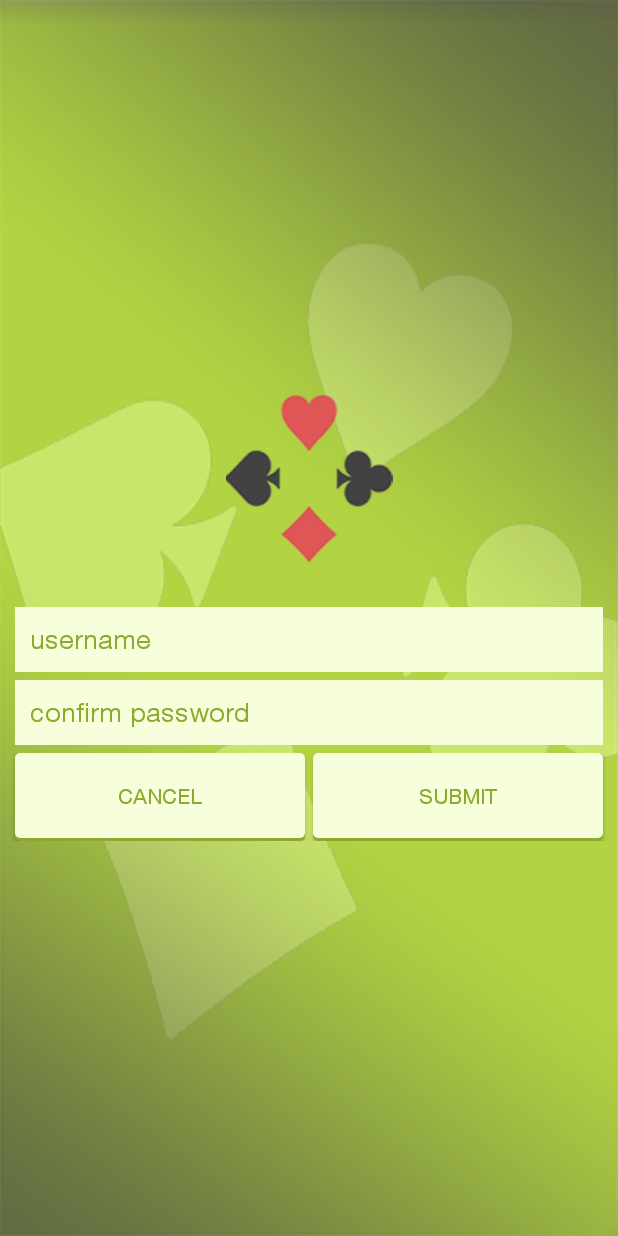
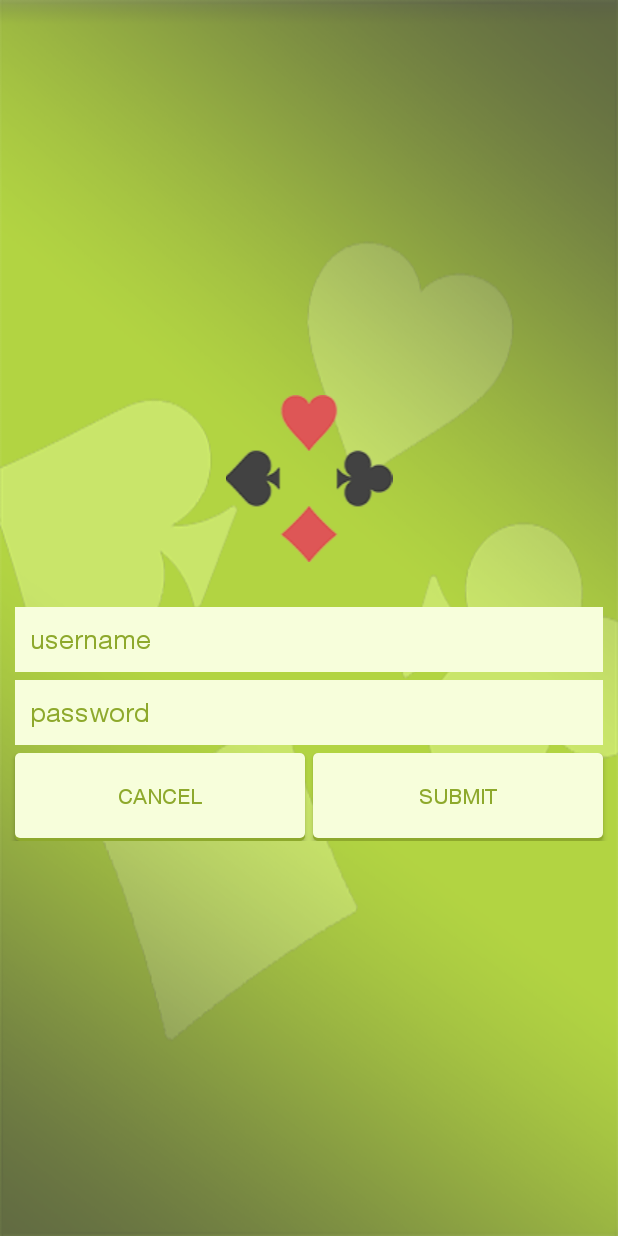
Before and after one commit to DimitarLazarov/OddsCalator, an Android app: the LoginActivity screen opened directly, with no data from a screen before it, on a phone screen of 412 x 824 dp. Run offline under Robolectric (Android 15) with nearby library versions, the phone set to English and light mode, and no system bars.

Commit message:
oodsCalator layout fixes

```diff
--- a/app/src/main/res/layout/activity_cram_cards_view.xml
+++ b/app/src/main/res/layout/activity_cram_cards_view.xml
@@ -20,7 +20,7 @@
         android:gravity="center"
         android:text="Title"
         android:textColor="@color/cardColor"
-        android:textSize="50dp"/>
+        android:textSize="40sp"/>
 
     <LinearLayout
         android:layout_width="match_parent"
--- a/app/src/main/res/layout/activity_login.xml
+++ b/app/src/main/res/layout/activity_login.xml
@@ -48,7 +48,7 @@
         android:layout_marginLeft="10dp"
         android:layout_marginStart="10dp"
         android:background="@color/cardColor"
-        android:hint="confirm password"
+        android:hint="password"
         android:imeOptions="actionGo"
         android:inputType="textPassword"
         android:padding="10dp"
```
Also changed, not shown: app/src/main/res/layout/activity_oddscalator.xml (+4 -7 lines).
